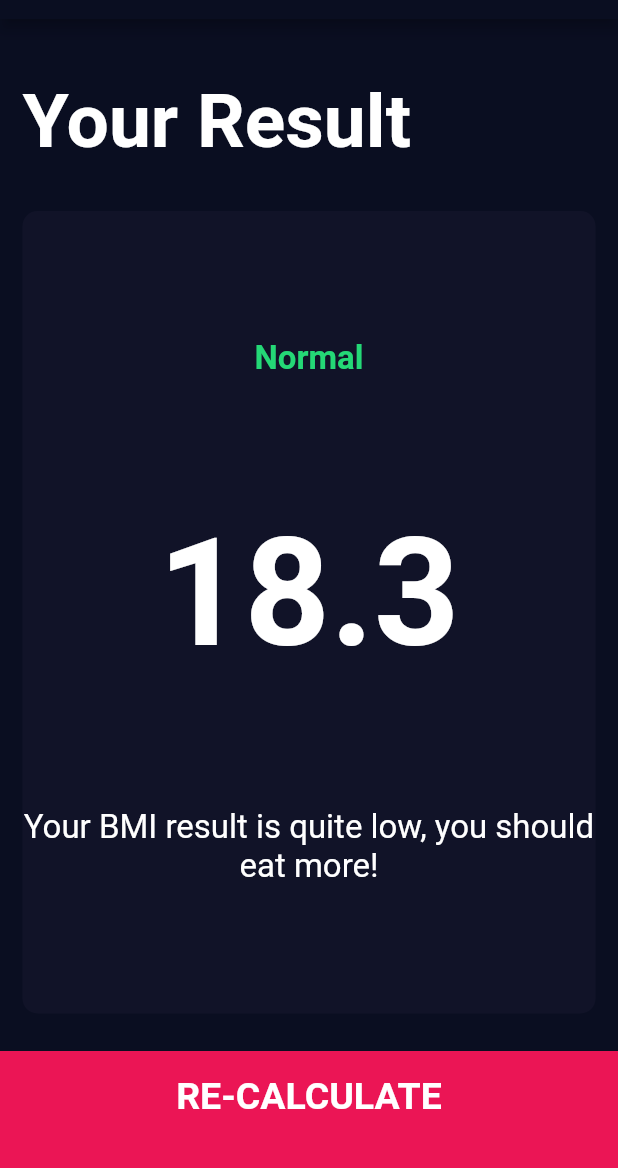
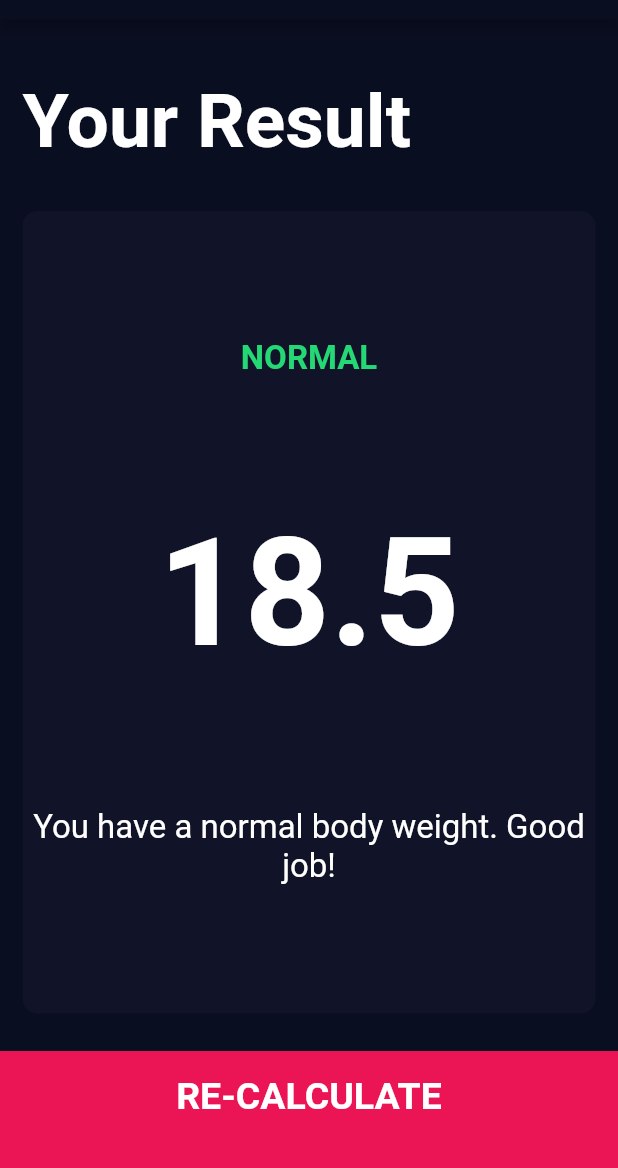
Before and after one commit to SKesek/BMI_calculator, a Flutter app: the screen it shows after launch, after a tap on "CALCULATE", on a phone screen of 412 x 824 dp, the part 65-1233 px from its top. Run offline on Flutter 3.47's test engine with Material 2 defaults, Android fonts, the phone set to English and light mode, and no system bars; our stand-ins replace font_awesome_flutter.

Commit message:
Skończona aplikacja
Dodano stronę obliczeniową aplikacji

```diff
--- /dev/null
+++ b/lib/calculation_brain.dart
@@ -0,0 +1,35 @@
+import 'dart:math';
+
+class CalculationBrain {
+  CalculationBrain({required this.height, required this.weight});
+
+  final int height;
+  final int weight;
+
+  double _bmi = 0;
+
+  String calculateBMI() {
+    _bmi = weight / pow(height / 100, 2);
+    return _bmi.toStringAsFixed(1);
+  }
+
+  String getResult() {
+    if (_bmi >= 25) {
+      return 'Overweight';
+    } else if (_bmi > 18.5) {
+      return 'Normal';
+    } else {
+      return 'Underweight';
+    }
+  }
+
+  String getIntepretation() {
+    if (_bmi >= 25) {
+      return 'You have a higher than normal body weight. Try to exercise more.';
+    } else if (_bmi > 18.5) {
+      return 'You have a normal body weight. Good job!';
+    } else {
+      return 'You have a lowe than normal body weight. You can eat a bit more.';
+    }
+  }
+}
--- a/lib/screens/input_page.dart
+++ b/lib/screens/input_page.dart
@@ -4,6 +4,7 @@ import 'package:font_awesome_flutter/font_awesome_flutter.dart';
 import '../components/reusable_card.dart';
 import '../components/icon_content.dart';
 import '../constants.dart';
+import 'package:bmi_calculator/calculation_brain.dart';
 
 enum Gender { male, female }
 
@@ -227,8 +228,17 @@ class _InputPageState extends State<InputPage> {
           ),
           GestureDetector(
             onTap: () {
-              Navigator.push(context,
-                  MaterialPageRoute(builder: (context) => const ResultsPage()));
+              CalculationBrain calc =
+                  CalculationBrain(height: height, weight: weight);
+
+              Navigator.push(
+                  context,
+                  MaterialPageRoute(
+                      builder: (context) => ResultsPage(
+                            bmiResult: calc.calculateBMI(),
+                            resultText: calc.getResult(),
+                            interpretation: calc.getIntepretation(),
+                          )));
             },
             child: Container(
               padding: const EdgeInsets.only(bottom: 20),
--- a/lib/screens/results_page.dart
+++ b/lib/screens/results_page.dart
@@ -3,8 +3,15 @@ import '../components/reusable_card.dart';
 import '../constants.dart';
 
 class ResultsPage extends StatelessWidget {
-  const ResultsPage({Key? key}) : super(key: key);
+  const ResultsPage(
+      {super.key,
+      required this.interpretation,
+      required this.bmiResult,
+      required this.resultText});
 
+  final String bmiResult;
+  final String resultText;
+  final String interpretation;
   @override
   Widget build(BuildContext context) {
     return Scaffold(
@@ -32,17 +39,17 @@ class ResultsPage extends StatelessWidget {
               cardChild: Column(
                 mainAxisAlignment: MainAxisAlignment.spaceEvenly,
                 crossAxisAlignment: CrossAxisAlignment.center,
-                children: const [
+                children: [
                   Text(
-                    'Normal',
+                    resultText.toUpperCase(),
                     style: kResultTextStyle,
                   ),
                   Text(
-                    '18.3',
+                    bmiResult,
                     style: kBMITextStyle,
                   ),
                   Text(
-                    'Your BMI result is quite low, you should eat more!',
+                    interpretation,
                     textAlign: TextAlign.center,
                     style: kBodyTextStyle,
                   )
```
